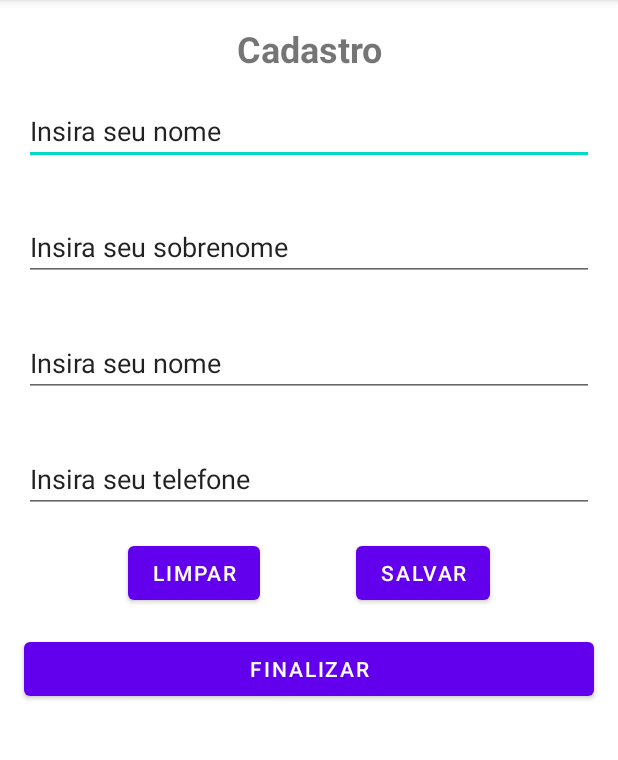
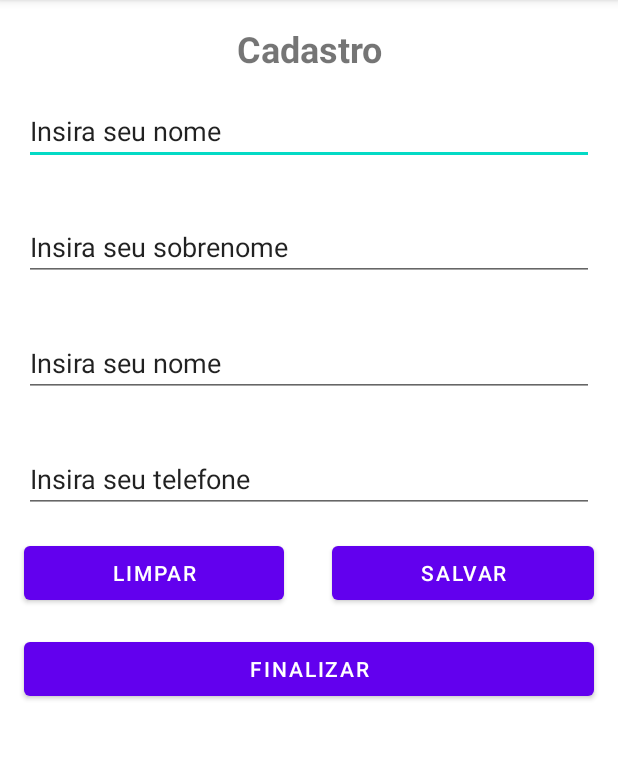
Before and after one commit to thallysYon/AppListaVip, an Android app: the screen it shows after launch (MainActivity), on a phone screen of 412 x 824 dp, the part 84-844 px from its top. Run offline under Robolectric (Android 15) with nearby library versions, the phone set to English and light mode, and no system bars.

Commit message:
activity_main.xml improving "Limpar" and "Salvar" buttons

```diff
--- a/app/src/main/res/layout/activity_main.xml
+++ b/app/src/main/res/layout/activity_main.xml
@@ -50,13 +50,15 @@
         <Button
             android:layout_width="wrap_content"
             android:layout_height="wrap_content"
-            android:layout_marginHorizontal="32dp"
+            android:layout_marginHorizontal="16dp"
+            android:layout_weight="1"
             android:text="Limpar"/>
 
         <Button
             android:layout_width="wrap_content"
             android:layout_height="wrap_content"
-            android:layout_marginHorizontal="32dp"
+            android:layout_marginHorizontal="16dp"
+            android:layout_weight="1"
             android:text="Salvar"/>
 
     </LinearLayout>
```
